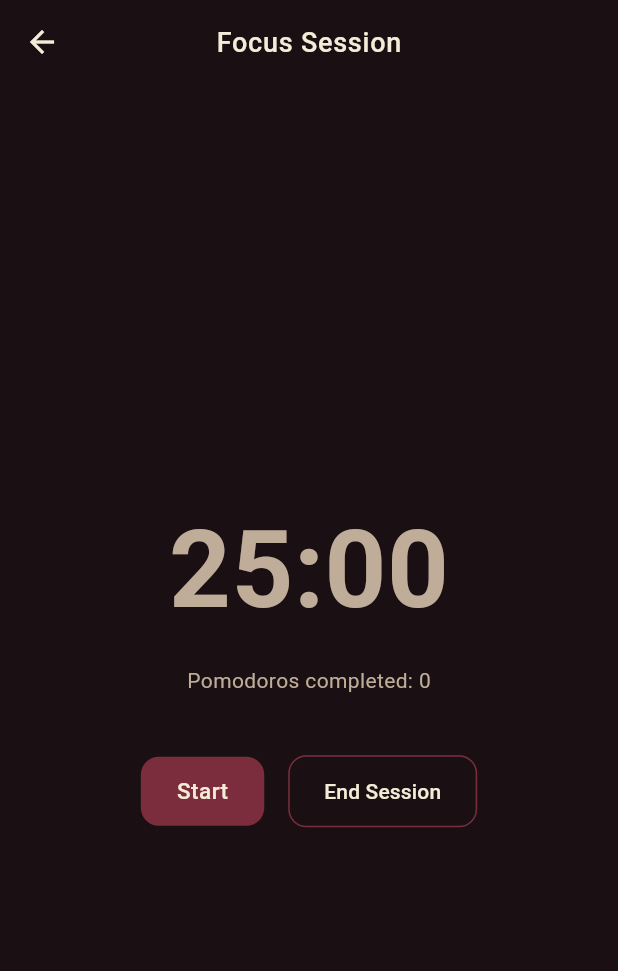
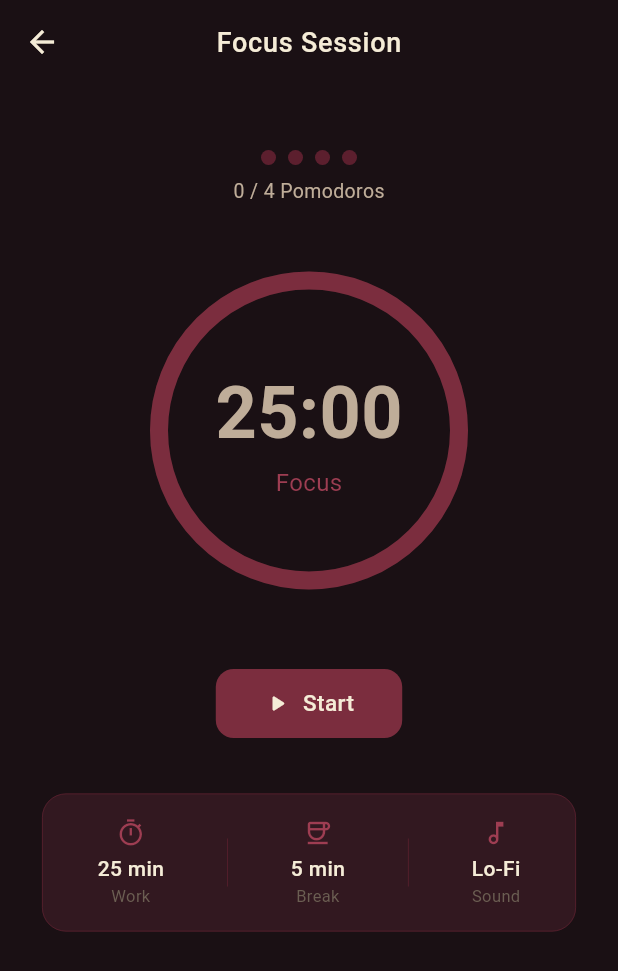
Before and after one commit to samia21-04/MusicDev, a Flutter app: the FocusSessionScreen screen opened directly, on a phone screen of 412 x 824 dp. Shown: the top 971 px of the screen. Run offline on Flutter 3.47's test engine with Material 3 defaults, Android fonts, the light colour scheme and no system bars; our stand-ins replace just_audio, shared_preferences, sqflite; accounts and stored records are empty.

Commit message:
update app colors

```diff
--- a/musicdev/lib/screens/focus_session_screen.dart
+++ b/musicdev/lib/screens/focus_session_screen.dart
@@ -1,5 +1,7 @@
 import 'dart:async';
 import 'package:flutter/material.dart';
+import '../main.dart';
+import '../widgets/timer_ring.dart';
 
 class FocusSessionScreen extends StatefulWidget {
   const FocusSessionScreen({super.key});
@@ -9,26 +11,22 @@ class FocusSessionScreen extends StatefulWidget {
 }
 
 class _FocusSessionScreenState extends State<FocusSessionScreen> {
-  int _workDuration = 25 * 60; // seconds
+  int _workDuration = 25 * 60;
   int _secondsRemaining = 25 * 60;
   bool _isRunning = false;
   bool _isPaused = false;
+  bool _isWorkInterval = true;
   int _completedPomodoros = 0;
   Timer? _timer;
 
   void _startTimer() {
-    setState(() => _isRunning = true);
+    setState(() { _isRunning = true; _isPaused = false; });
     _timer = Timer.periodic(const Duration(seconds: 1), (timer) {
       if (_secondsRemaining > 0) {
         setState(() => _secondsRemaining--);
       } else {
         _timer?.cancel();
-        setState(() {
-          _completedPomodoros++;
-          _isRunning = false;
-          _secondsRemaining = _workDuration;
-        });
-        // TODO: Show break dialog here
+        _handleIntervalComplete();
       }
     });
   }
@@ -45,14 +43,75 @@ class _FocusSessionScreenState extends State<FocusSessionScreen> {
 
   void _endSession() {
     _timer?.cancel();
-    // TODO: Save session to SQLite before popping
-    Navigator.pop(context);
+    showDialog(
+      context: context,
+      builder: (ctx) => AlertDialog(
+        backgroundColor: AppColors.card,
+        title: const Text('End Session?',
+            style: TextStyle(color: AppColors.cream)),
+        content: const Text('Your progress will be saved.',
+            style: TextStyle(color: AppColors.creamMuted)),
+        actions: [
+          TextButton(
+            onPressed: () => Navigator.pop(ctx),
+            child: const Text('Cancel',
+                style: TextStyle(color: AppColors.creamMuted)),
+          ),
+          TextButton(
+            onPressed: () {
+              Navigator.pop(ctx);
+              setState(() {
+                _isRunning = false;
+                _isPaused = false;
+                _secondsRemaining = _workDuration;
+                _completedPomodoros = 0;
+                _isWorkInterval = true;
+              });
+            },
+            child: const Text('End',
+                style: TextStyle(color: AppColors.maroonLight)),
+          ),
+        ],
+      ),
+    );
   }
 
-  String _formatTime(int seconds) {
-    final m = (seconds ~/ 60).toString().padLeft(2, '0');
-    final s = (seconds % 60).toString().padLeft(2, '0');
-    return '$m:$s';
+  void _handleIntervalComplete() {
+    if (_isWorkInterval) {
+      setState(() {
+        _completedPomodoros++;
+        _isWorkInterval = false;
+        _secondsRemaining = 5 * 60; // 5 min break
+      });
+      _showIntervalDialog('Break Time!', 'Great work! Take a 5 minute break.');
+    } else {
+      setState(() {
+        _isWorkInterval = true;
+        _secondsRemaining = _workDuration;
+      });
+      _showIntervalDialog('Back to Focus!', 'Break is over. Ready to focus?');
+    }
+  }
+
+  void _showIntervalDialog(String title, String message) {
+    showDialog(
+      context: context,
+      builder: (ctx) => AlertDialog(
+        backgroundColor: AppColors.card,
+        title: Text(title, style: const TextStyle(color: AppColors.cream)),
+        content: Text(message,
+            style: const TextStyle(color: AppColors.creamMuted)),
+        actions: [
+          ElevatedButton(
+            onPressed: () {
+              Navigator.pop(ctx);
+              _startTimer();
+            },
+            child: const Text('Continue'),
+          ),
+        ],
+      ),
+    );
   }
 
   @override
@@ -64,46 +123,123 @@ class _FocusSessionScreenState extends State<FocusSessionScreen> {
   @override
   Widget build(BuildContext context) {
     return Scaffold(
-      appBar: AppBar(title: const Text('Focus Session')),
-      body: Center(
+      appBar: AppBar(
+        title: Text(_isWorkInterval ? 'Focus Session' : 'Break Time'),
+      ),
+      body: Padding(
+        padding: const EdgeInsets.all(24),
         child: Column(
-          mainAxisAlignment: MainAxisAlignment.center,
           children: [
+            const SizedBox(height: 20),
+
+            // ── Pomodoro counter ──────────────────────────
+            Row(
+              mainAxisAlignment: MainAxisAlignment.center,
+              children: List.generate(4, (i) => Container(
+                margin: const EdgeInsets.symmetric(horizontal: 4),
+                width: 10,
+                height: 10,
+                decoration: BoxDecoration(
+                  shape: BoxShape.circle,
+                  color: i < _completedPomodoros
+                      ? AppColors.maroon
+                      : AppColors.maroonDark,
+                ),
+              )),
+            ),
+            const SizedBox(height: 8),
             Text(
-              _formatTime(_secondsRemaining),
-              style: const TextStyle(fontSize: 72, fontWeight: FontWeight.bold),
+              '$_completedPomodoros / 4 Pomodoros',
+              style: const TextStyle(color: AppColors.creamMuted, fontSize: 13),
             ),
-            const SizedBox(height: 12),
-            Text('Pomodoros completed: $_completedPomodoros'),
             const SizedBox(height: 40),
+
+            // ── Timer Ring ────────────────────────────────
+            TimerRing(
+              secondsRemaining: _secondsRemaining,
+              totalSeconds: _isWorkInterval ? _workDuration : 5 * 60,
+              label: _isWorkInterval ? 'Focus' : 'Break',
+            ),
+            const SizedBox(height: 48),
+
+            // ── Controls ──────────────────────────────────
             Row(
               mainAxisAlignment: MainAxisAlignment.center,
               children: [
                 if (!_isRunning)
-                  ElevatedButton(
+                  ElevatedButton.icon(
                     onPressed: _startTimer,
-                    child: const Text('Start'),
+                    icon: const Icon(Icons.play_arrow_rounded),
+                    label: const Text('Start'),
+                    style: ElevatedButton.styleFrom(
+                      padding: const EdgeInsets.symmetric(
+                          horizontal: 32, vertical: 14),
+                    ),
                   ),
                 if (_isRunning && !_isPaused)
-                  ElevatedButton(
+                  ElevatedButton.icon(
                     onPressed: _pauseTimer,
-                    child: const Text('Pause'),
+                    icon: const Icon(Icons.pause_rounded),
+                    label: const Text('Pause'),
                   ),
                 if (_isPaused)
-                  ElevatedButton(
+                  ElevatedButton.icon(
                     onPressed: _resumeTimer,
-                    child: const Text('Resume'),
+                    icon: const Icon(Icons.play_arrow_rounded),
+                    label: const Text('Resume'),
                   ),
-                const SizedBox(width: 16),
-                OutlinedButton(
-                  onPressed: _endSession,
-                  child: const Text('End Session'),
+                if (_isRunning || _isPaused) ...[
+                  const SizedBox(width: 12),
+                  OutlinedButton.icon(
+                    onPressed: _endSession,
+                    icon: const Icon(Icons.stop_rounded),
+                    label: const Text('End'),
+                  ),
+                ]
+              ],
+            ),
+            const SizedBox(height: 32),
+
+            // ── Session info card ─────────────────────────
+            Card(
+              child: Padding(
+                padding: const EdgeInsets.all(16),
+                child: Row(
+                  mainAxisAlignment: MainAxisAlignment.spaceAround,
+                  children: [
+                    _infoItem(Icons.timer_outlined, '25 min', 'Work'),
+                    _divider(),
+                    _infoItem(Icons.coffee_outlined, '5 min', 'Break'),
+                    _divider(),
+                    _infoItem(Icons.music_note_outlined, 'Lo-Fi', 'Sound'),
+                  ],
                 ),
-              ],
+              ),
             ),
           ],
         ),
       ),
     );
   }
+
+  Widget _infoItem(IconData icon, String value, String label) {
+    return Column(
+      children: [
+        Icon(icon, color: AppColors.maroonLight, size: 20),
+        const SizedBox(height: 4),
+        Text(value,
+            style: const TextStyle(
+                color: AppColors.cream,
+                fontWeight: FontWeight.w500,
+                fontSize: 14)),
+        Text(label,
+            style: const TextStyle(
+                color: AppColors.creamFaint, fontSize: 11)),
+      ],
+    );
+  }
+
+  Widget _divider() {
+    return Container(height: 32, width: 0.5, color: AppColors.maroonDark);
+  }
 }
```
